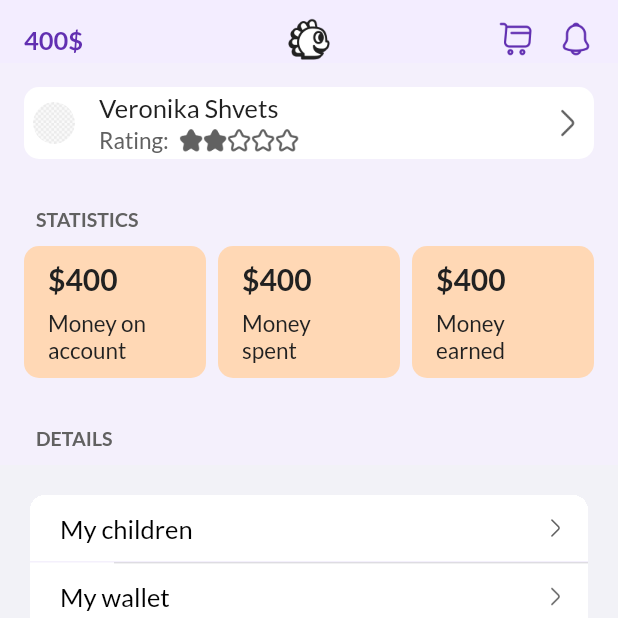
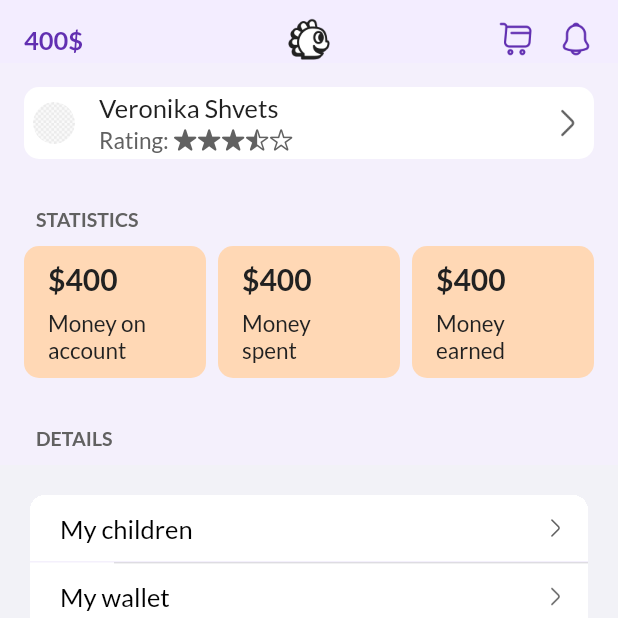
Before and after one commit to MrSanchezzzzz/kidbank.market, a Flutter app: the MyAccount screen opened by its route, on a phone screen of 412 x 824 dp, the top half of it. Run offline on Flutter 3.47's test engine with Material 3 defaults, Android fonts, the phone set to English and light mode, and no system bars; our stand-ins replace adaptive_dialog, flutter_riverpod, go_router, hooks_riverpod, image_picker and 1 more; missing offline and left inert: dart:ffi.

Commit message:
Account page

```diff
--- a/lib/features/account/components/account_main.dart
+++ b/lib/features/account/components/account_main.dart
@@ -15,7 +15,7 @@ class _AccountMainState extends State<AccountMain> {
   String name = 'Veronika';
   String surname = 'Shvets';
   String email = 'veronika.shvets@gmail.com';
-  int rating = 2;
+  double rating = 3.5;
 
   void _onTap(BuildContext context) async {
     final result = await Navigator.of(context).push(
@@ -67,7 +67,11 @@ class _AccountMainState extends State<AccountMain> {
                 height: 24,
                 child: right_icon,
               ),
-              subtitle: RatingStars(rating: rating,)
+              subtitle: RatingStars(
+                rating: rating,
+                color: Colors.grey300,
+                size: 16.0,
+              ),
             ),
           ),
         ),
--- a/lib/features/account/components/rating_star.dart
+++ b/lib/features/account/components/rating_star.dart
@@ -1,12 +1,16 @@
 import 'package:flutter/cupertino.dart';
 
-import '../../../core/colors.dart';
-import '../../../core/images.dart';
+class RatingStars extends StatelessWidget {
+  final double rating;
+  final Color color;
+  final double size;
 
-class RatingStars extends StatelessWidget {
-  final int rating;
-
-  const RatingStars({required this.rating, Key? key}) : super(key: key);
+  const RatingStars({
+    required this.rating,
+    this.color = const Color(0xFFD1D1D1),
+    this.size = 13.33,
+    Key? key,
+  }) : super(key: key);
 
   @override
   Widget build(BuildContext context) {
@@ -16,15 +20,26 @@ class RatingStars extends StatelessWidget {
           'Rating: ',
           style: CupertinoTheme.of(context).textTheme.textStyle.copyWith(
             fontSize: 15,
-            color: Colors.grey300,
+            color: color,
           ),
         ),
-        const SizedBox(width: 4),
         ...List.generate(5, (index) {
+          IconData icon;
+          if (index < rating.floor()) {
+            icon = CupertinoIcons.star_fill;
+          } else if (index < rating) {
+            icon = CupertinoIcons.star_lefthalf_fill;
+          } else {
+            icon = CupertinoIcons.star;
+          }
           return SizedBox(
-            width: 16,
-            height: 16,
-            child: index < rating ? full_star : star,
+            width: size,
+            height: size,
+            child: Icon(
+              icon,
+              color: color,
+              size: size,
+            ),
           );
         }),
       ],
```
